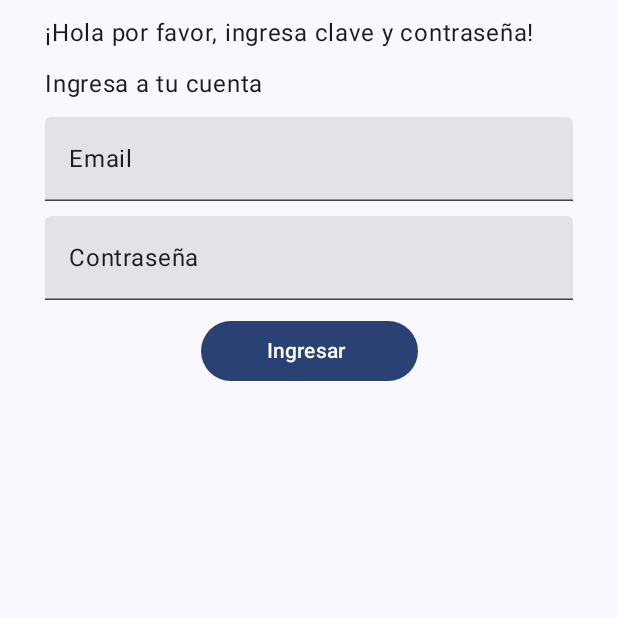
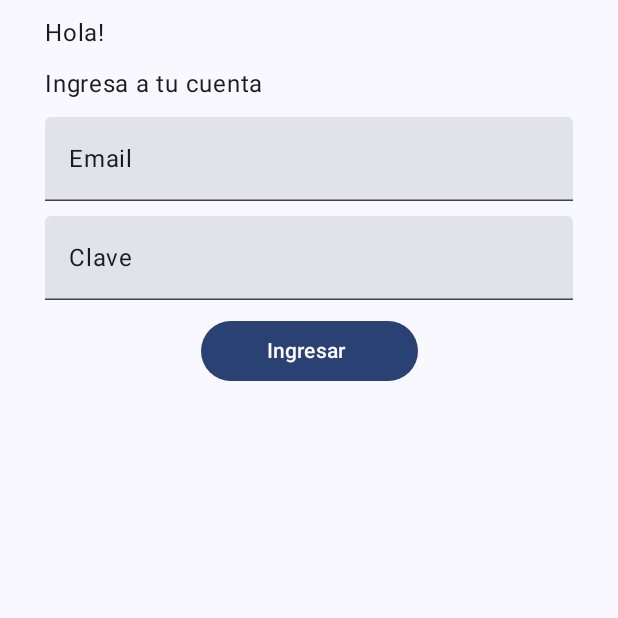
Before and after one commit to martindevas/Parcial-1, an Android app built with Jetpack Compose: the screen it shows after launch (MainActivity), on a phone screen of 412 x 824 dp, the top half of it. Run offline under Robolectric (Android 15) with nearby library versions, the phone set to English and light mode, and no system bars.

Commit message:
recreo todo lo borrado antes

```diff
--- a/app/build.gradle.kts
+++ b/app/build.gradle.kts
@@ -59,6 +59,7 @@ dependencies {
     implementation(libs.androidx.ui.graphics)
     implementation(libs.androidx.ui.tooling.preview)
     implementation(libs.androidx.material3)
+    implementation(libs.androidx.navigation.compose)
     testImplementation(libs.junit)
     androidTestImplementation(libs.androidx.junit)
     androidTestImplementation(libs.androidx.espresso.core)
--- a/app/src/main/java/com/example/parcial1/MainPage.kt
+++ b/app/src/main/java/com/example/parcial1/MainPage.kt
@@ -1,8 +1,6 @@
 package com.example.parcial1
-
 import androidx.compose.foundation.layout.Column
 import androidx.compose.foundation.layout.Row
-import androidx.compose.foundation.layout.Spacer
 import androidx.compose.foundation.layout.fillMaxWidth
 import androidx.compose.foundation.layout.padding
 import androidx.compose.material3.Button
@@ -13,13 +11,16 @@ import androidx.compose.ui.Alignment
 import androidx.compose.ui.Modifier
 import androidx.compose.ui.tooling.preview.Preview
 import androidx.compose.ui.unit.dp
+import androidx.navigation.compose.NavHost
+import androidx.navigation.compose.composable
+import androidx.navigation.compose.rememberNavController
 import com.example.parcial1.ui.theme.Parcial1Theme
 
 @Composable
 fun MainPage(modifier: Modifier = Modifier) {
     Column(modifier.padding(horizontal = 30.dp)) {
         Text(
-            text = "¡Hola por favor, ingresa clave y contraseña!",
+            text = "Hola!",
             modifier = modifier.padding(vertical = 10.dp)
         )
         Row(modifier.padding()) {
@@ -34,7 +35,7 @@ fun MainPage(modifier: Modifier = Modifier) {
                 .fillMaxWidth()
         )
         TextField(
-            value = "Contraseña", onValueChange = {}, modifier = modifier
+            value = "Clave", onValueChange = {}, modifier = modifier
                 .padding(top = 10.dp)
                 .fillMaxWidth()
         )
@@ -50,7 +51,6 @@ fun MainPage(modifier: Modifier = Modifier) {
         }
     }
 }
-
 @Preview(showBackground = true)
 @Composable
 fun MainPagePreview() {
--- a/gradle/libs.versions.toml
+++ b/gradle/libs.versions.toml
@@ -8,6 +8,7 @@ espressoCore = "3.5.1"
 lifecycleRuntimeKtx = "2.7.0"
 activityCompose = "1.9.0"
 composeBom = "2023.08.00"
+navigationCompose = "2.7.7"
 
 [libraries]
 androidx-core-ktx = { group = "androidx.core", name = "core-ktx", version.ref = "coreKtx" }
@@ -24,6 +25,7 @@ androidx-ui-tooling-preview = { group = "androidx.compose.ui", name = "ui-toolin
 androidx-ui-test-manifest = { group = "androidx.compose.ui", name = "ui-test-manifest" }
 androidx-ui-test-junit4 = { group = "androidx.compose.ui", name = "ui-test-junit4" }
 androidx-material3 = { group = "androidx.compose.material3", name = "material3" }
+androidx-navigation-compose = { group = "androidx.navigation", name = "navigation-compose", version.ref = "navigationCompose" }
 
 [plugins]
 androidApplication = { id = "com.android.application", version.ref = "agp" }
```
Also changed, not shown: app/src/main/java/com/example/parcial1/ContraseñaCorrecta.kt (+20 -6 lines), app/src/main/java/com/example/parcial1/ContraseñaIncorrecta.kt (deleted, +0 -23 lines).
